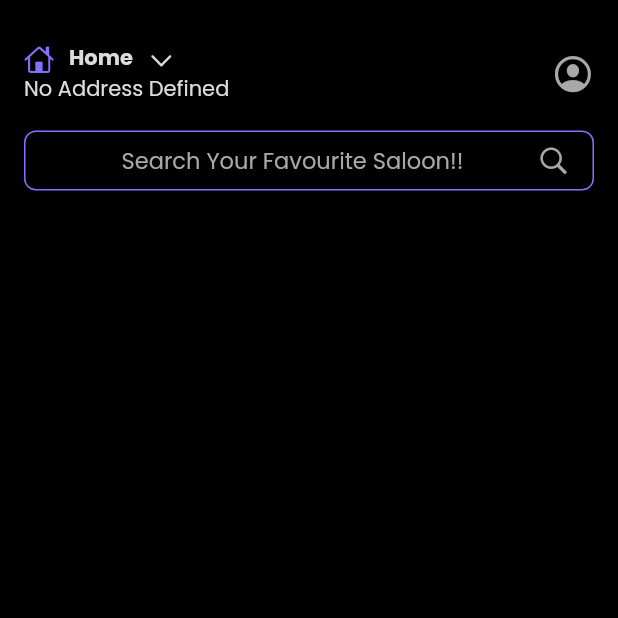
After one commit to Harshil258/salon_admin, a Flutter app: the MyHomePage screen opened directly, after a tap on "Search Your Favourite Saloon!!", on a phone screen of 412 x 824 dp, the top half of it. The commit adds this screen. Run offline on Flutter 3.47's test engine with Material 2 defaults, Android fonts, the phone set to English and light mode, and no system bars; our stand-ins replace cached_network_image, cloud_firestore, firebase_auth, firebase_core, firebase_storage, flutter_sticky_header and 8 more; missing offline and left inert: geocoder; accounts and stored records are empty; statements that could not run were skipped.

Commit message:
17-01-2023 harshil vekariya

```diff
--- /dev/null
+++ b/lib/MyHomePage.dart
@@ -0,0 +1,282 @@
+import 'package:cached_network_image/cached_network_image.dart';
+import 'package:flutter/cupertino.dart';
+import 'package:flutter/material.dart';
+import 'package:flutter/services.dart';
+import 'package:flutter_sticky_header/flutter_sticky_header.dart';
+// ignore: import_of_legacy_library_into_null_safe
+import 'package:geocoder/geocoder.dart';
+import 'package:get/get.dart';
+import 'package:location/location.dart';
+import 'package:salon_admin/profile.dart';
+import 'package:salon_admin/services/MainController.dart';
+import 'package:salon_admin/themes.dart';
+import 'package:url_launcher/url_launcher.dart';
+
+import 'models/AdminModel.dart';
+
+class MyHomePage extends StatefulWidget {
+  const MyHomePage({Key? key}) : super(key: key);
+
+  @override
+  State<MyHomePage> createState() => _MyHomePageState();
+}
+
+void launchMap(String address) async {
+  String query = Uri.encodeComponent(address);
+  String googleUrl = "https://www.google.com/maps/search/?api=1&query=$query";
+
+  // if (await canLaunch(googleUrl)) {
+  try {
+    await launch(googleUrl);
+  } on Exception catch (e) {
+    print("can not launch");
+  }
+  // }else{
+  //   print("can not launch");
+  // }
+}
+
+Future<Address> getUserLocation() async {
+  //call this async method from whereever you need
+
+  LocationData? myLocation;
+  String error;
+  Location location = Location();
+  try {
+    myLocation = await location.getLocation();
+  } on PlatformException catch (e) {
+    if (e.code == 'PERMISSION_DENIED') {
+      error = 'please grant permission';
+      print(error);
+    }
+    if (e.code == 'PERMISSION_DENIED_NEVER_ASK') {
+      error = 'permission denied- please enable it from app settings';
+      print(error);
+    }
+    myLocation = null;
+  }
+  var currentLocation = myLocation;
+  final coordinates = Coordinates(myLocation!.latitude, myLocation!.longitude);
+  var addresses =
+      await Geocoder.local.findAddressesFromCoordinates(coordinates);
+  var first = addresses.first;
+  print(
+      ' ${first.locality}, ${first.adminArea},${first.subLocality}, ${first.subAdminArea},${first.addressLine}, ${first.featureName},${first.thoroughfare}, ${first.subThoroughfare}');
+  return first;
+}
+
+class _MyHomePageState extends State<MyHomePage> {
+  late List<AdminModel> salonlist;
+  late final Future<List<AdminModel>> future;
+  var maincontroller = Get.find<MainController>();
+  late Future<Address> first;
+  late Address addressfinal;
+
+  @override
+  initState() {
+    super.initState();
+
+    if (maincontroller.isusermodelinitilize == false) {
+      maincontroller.getuserdata();
+    }
+    future = maincontroller.callfirebase();
+    first = getUserLocation();
+  }
+
+  @override
+  Widget build(BuildContext context) {
+    return SafeArea(
+      child: Scaffold(
+        backgroundColor: MyThemes.darkblack,
+        body: Padding(
+          padding: const EdgeInsets.fromLTRB(16, 16, 16, 16),
+          child: CustomScrollView(
+            slivers: [
+              SliverStickyHeader(
+                header: Padding(
+                  padding: const EdgeInsets.fromLTRB(0, 3, 0, 0),
+                  child: Container(
+                    color: MyThemes.darkblack,
+                    width: MediaQuery.of(context).size.width,
+                    child: Row(
+                      children: [
+                        Expanded(
+                          child: Column(
+                            crossAxisAlignment: CrossAxisAlignment.start,
+                            children: [
+                              Row(
+                                mainAxisAlignment: MainAxisAlignment.start,
+                                crossAxisAlignment: CrossAxisAlignment.end,
+                                children: [
+                                  Icon(
+                                    CupertinoIcons.home,
+                                    color: MyThemes.purple,
+                                    size: 20.0,
+                                  ),
+                                  SizedBox(
+                                    width: 10,
+                                  ),
+                                  Text(
+                                    "Home",
+                                    style: TextStyle(
+                                        color: MyThemes.txtwhite,
+                                        fontWeight: FontWeight.bold),
+                                  ),
+                                  SizedBox(
+                                    width: 10,
+                                  ),
+                                  Icon(
+                                    CupertinoIcons.chevron_down,
+                                    color: MyThemes.txtwhite,
+                                    size: 18.0,
+                                  )
+                                ],
+                              ),
+                              GetBuilder<MainController>(
+                                builder: (controller) {
+                                  return (maincontroller.modelforintent != null)
+                                      ? FutureBuilder<Address>(
+                                          builder: (context, snapshot) {
+                                            if (snapshot.hasData) {
+                                              return InkWell(
+                                                  onTap: () async {
+                                                    print("open google map");
+                                                    launchMap(
+                                                        "${snapshot.data!.addressLine} ${snapshot.data!.featureName} ${snapshot.data!.thoroughfare}");
+                                                  },
+                                                  child: Text(
+                                                    "${snapshot.data!.addressLine} ${snapshot.data!.featureName} ${snapshot.data!.thoroughfare}",
+                                                    maxLines: 2,
+                                                    style: TextStyle(
+                                                        overflow: TextOverflow
+                                                            .ellipsis),
+                                                  ));
+                                            } else {
+                                              return Text("No Address Defined");
+                                            }
+                                          },
+                                          future: first,
+                                        )
+                                      : Text("No Address Defined");
+                                },
+                              )
+                            ],
+                          ),
+                        ),
+                        InkWell(
+                          onTap: () {
+                            Navigator.push(
+                                context,
+                                MaterialPageRoute(
+                                  builder: (context) => Profile(),
+                                ));
+                          },
+                          child: Padding(
+                            padding: const EdgeInsets.fromLTRB(16, 16, 0, 16),
+                            child: Align(
+                              alignment: Alignment.centerRight,
+                              child: (maincontroller.modelforintent != null &&
+                                      maincontroller.modelforintent?.image !=
+                                          null)
+                                  ? ClipRRect(
+                                      borderRadius: BorderRadius.circular(8.0),
+                                      child: CachedNetworkImage(
+                                        imageUrl:
+                                            "${maincontroller.modelforintent!.image}",
+                                        errorWidget: (context, url, error) =>
+                                            Icon(
+                                          CupertinoIcons.person_crop_circle,
+                                          size: 35.0,
+                                          color: MyThemes.txtdarkwhite,
+                                        ),
+                                        placeholder: (context, url) => Center(
+                                            child: CircularProgressIndicator(
+                                          color: MyThemes.purple,
+                                        )),
+                                        width: 35,
+                                        height: 35,
+                                        fit: BoxFit.cover,
+                                      ))
+                                  : Icon(
+                                      CupertinoIcons.person_crop_circle,
+                                      size: 28.0,
+                                      color: MyThemes.txtdarkwhite,
+                                    ),
+                            ),
+                          ),
+                        ),
+                      ],
+                    ),
+                  ),
+                ),
+              ),
+              SliverAppBar(
+                backgroundColor: MyThemes.darkblack,
+                foregroundColor: MyThemes.darkblack,
+                pinned: true,
+                floating: false,
+                flexibleSpace: Padding(
+                  padding: const EdgeInsets.fromLTRB(0, 8, 0, 8),
+                  child: Container(
+                    color: MyThemes.darkblack,
+                    width: MediaQuery.of(context).size.width,
+                    child: Row(
+                      children: [
+                        Expanded(
+                          child: Material(
+                            color: MyThemes.darkblack,
+                            borderOnForeground: true,
+                            shape: RoundedRectangleBorder(
+                                borderRadius: BorderRadius.circular(8),
+                                side: BorderSide(color: MyThemes.purple)),
+                            child: Container(
+                              child: Padding(
+                                padding:
+                                    const EdgeInsets.fromLTRB(16, 6, 16, 6),
+                                child: InkWell(
+                                  onTap: () {
+                                    // Navigator.push(
+                                    //     context,
+                                    //     MaterialPageRoute(
+                                    //         builder: (context) =>
+                                    //             search_page()));
+                                  },
+                                  child: Row(
+                                    children: [
+                                      Expanded(
+                                        child: Text(
+                                          "Search Your Favourite Saloon!!",
+                                          textAlign: TextAlign.center,
+                                          style: TextStyle(
+                                              color: MyThemes.txtdarkwhite,
+                                              fontSize: 15),
+                                        ),
+                                      ),
+                                      Align(
+                                        alignment: Alignment.centerRight,
+                                        child: Icon(
+                                          CupertinoIcons.search,
+                                          size: 22.0,
+                                          color: MyThemes.txtdarkwhite,
+                                        ),
+                                      )
+                                    ],
+                                  ),
+                                ),
+                              ),
+                            ),
+                          ),
+                        ),
+                      ],
+                    ),
+                  ),
+                ),
+              ),
+
+            ],
+          ),
+        ),
+      ),
+    );
+  }
+}
--- a/lib/Register.dart
+++ b/lib/Register.dart
@@ -7,7 +7,6 @@ import 'package:fluttertoast/fluttertoast.dart';
 import 'package:page_transition/page_transition.dart';
 import 'package:salon_admin/services/MainController.dart';
 import 'login.dart';
-import 'services/auth_services.dart';
 import 'themes.dart';
 import 'widgets/common_widgets.dart';
 import 'package:firebase_auth/firebase_auth.dart';
--- a/lib/services/FirebaseService.dart
+++ b/lib/services/FirebaseService.dart
@@ -10,36 +10,50 @@ import 'package:image_picker/image_picker.dart';
 
 import '../models/servicemodel.dart';
 import '../models/AdminModel.dart';
+import 'auth.dart';
 
 class FirebaseService {
-  /*Future<Usermodel> getuserdata() async {
+  Future<AdminModel> getuserdata() async {
     User? user = await Authentication.getUserId();
     final CollectionReference collection =
-        FirebaseFirestore.instance.collection('Users');
+        FirebaseFirestore.instance.collection('Admin');
     DocumentSnapshot<Object?> model = await collection.doc(user!.uid).get();
-    print("Current user : ${user!.uid}");
-    print("Current user : ${model.data().toString()}");
-    if(model.data().isNull){
-      return Usermodel(
-          uid: "",
-          name: "",
-          surname: "",
+    print("Current Admin : ${user!.uid}");
+    print("Current Admin : ${model.data().toString()}");
+    if (model.data().isNull) {
+      return AdminModel(
+          aid: "",
           email: "",
-          mobilenumber: "",
           address: "",
-          photo: "");
-    }else{
-      return Usermodel(
-          uid: model.get("uid"),
-          name: model.get("Name"),
-          surname: model.get("Surname"),
+          category: "",
+          image: "",
+          location: "",
+          rating: "",
+          salonid: "",
+          salonname: "");
+    } else {
+      return AdminModel(
+          aid: model.get("uid"),
           email: model.get("email"),
-          mobilenumber: model.get("mobilenumber"),
           address: model.get("address"),
-          photo: model.get("photo"));
+          category: model.get("category"),
+          image: model.get("image"),
+          location: model.get("location"),
+          rating: model.get("rating"),
+          salonid: model.get("salonid"),
+          salonname: model.get("salonname"));
     }
+  }
 
-  }*/
+  Future<List<ServiceModel>> loadservicesFromfirebase(String salonid) async {
+    final CollectionReference collection =
+    FirebaseFirestore.instance.collection('service');
+    QuerySnapshot snapshot =
+    await collection.where('salon_id', isEqualTo: salonid).get();
+
+    return await List.from(
+        snapshot.docs.map((element) => fromQuerySnapshotService(element)));
+  }
 
   Future<String?> storeAdmin(String aid, String email) async {
     try {
--- a/lib/services/MainController.dart
+++ b/lib/services/MainController.dart
@@ -1,19 +1,28 @@
+import 'package:cloud_firestore/cloud_firestore.dart';
 import 'package:get/get.dart';
+import 'package:salon_admin/services/itemService.dart';
 
+import '../models/AdminModel.dart';
+import '../models/servicemodel.dart';
 import 'FirebaseService.dart';
 
-class MainController extends GetxController{
+class MainController extends GetxController {
+  ItemService itemService = ItemService();
 
   bool isusermodelinitilize = false;
-  // Usermodel? modelforintent = null;
+
+  AdminModel? modelforintent = null;
 
   FirebaseService firebaseService = FirebaseService();
 
+  List<ServiceModel> servicemodellist = [];
+
   Future<String?> storeAdmin(String aid, String email) async {
-    return await firebaseService.storeAdmin(aid,email);
+    return await firebaseService.storeAdmin(aid, email);
   }
 
-  Future<String?> storeSaloon( String aid,
+  Future<String?> storeSaloon(
+      String aid,
       String email,
       String address,
       String category,
@@ -21,7 +30,34 @@ class MainController extends GetxController{
       String location,
       String salon_id,
       String salon_name) async {
-    return await firebaseService.storeSaloon(aid,email,address,category,image,location,salon_id,salon_name);
+    return await firebaseService.storeSaloon(
+        aid, email, address, category, image, location, salon_id, salon_name);
   }
 
+  Future<bool> getuserdata() async {
+    modelforintent = (await itemService.getuserdata());
+    print("model class modelforintent : ${modelforintent!.salonname}");
+
+    // update();
+    if (modelforintent!.aid != "") {
+      isusermodelinitilize = true;
+      return true;
+    } else {
+      return false;
+    }
+  }
+
+  callfirebase() async {
+    print("calling firebase");
+    final CollectionReference collection =
+        FirebaseFirestore.instance.collection('salons');
+    QuerySnapshot querySnapshot = await collection.get();
+    print(
+        "Salon list querySnapshot ${querySnapshot.docChanges.toSet().toString()}");
+
+    if (modelforintent!.aid != "") {
+      servicemodellist =
+          await itemService.loadservicesFromfirebase(modelforintent!.aid);
+    }
+  }
 }
--- /dev/null
+++ b/lib/services/itemService.dart
@@ -0,0 +1,29 @@
+import 'package:image_picker/image_picker.dart';
+
+import '../models/AdminModel.dart';
+import '../models/servicemodel.dart';
+import 'FirebaseService.dart';
+
+class ItemService {
+  FirebaseService firebaseService = FirebaseService();
+
+
+  Future loadservicesFromfirebase(String Salonid) async {
+    return await firebaseService.loadservicesFromfirebase(Salonid);
+  }
+
+  Future<AdminModel> getuserdata() async {
+    return await firebaseService.getuserdata();
+  }
+
+
+  Future<String?> loadUser(String userid, String name, String surname,
+      String email, String phoneno, String address, String photo) async {
+    return await firebaseService.storeData(
+        userid, name, surname, email, phoneno, address, photo);
+  }
+
+  Future<String?> uploadImage(PickedFile file,String name) async {
+    return await firebaseService.uploadImage(file,name);
+  }
+}
```
Also changed, not shown: lib/profile.dart (added, +187 -0 lines), lib/services/auth.dart (added, +116 -0 lines), lib/services/auth_services.dart (deleted, +0 -21 lines).
